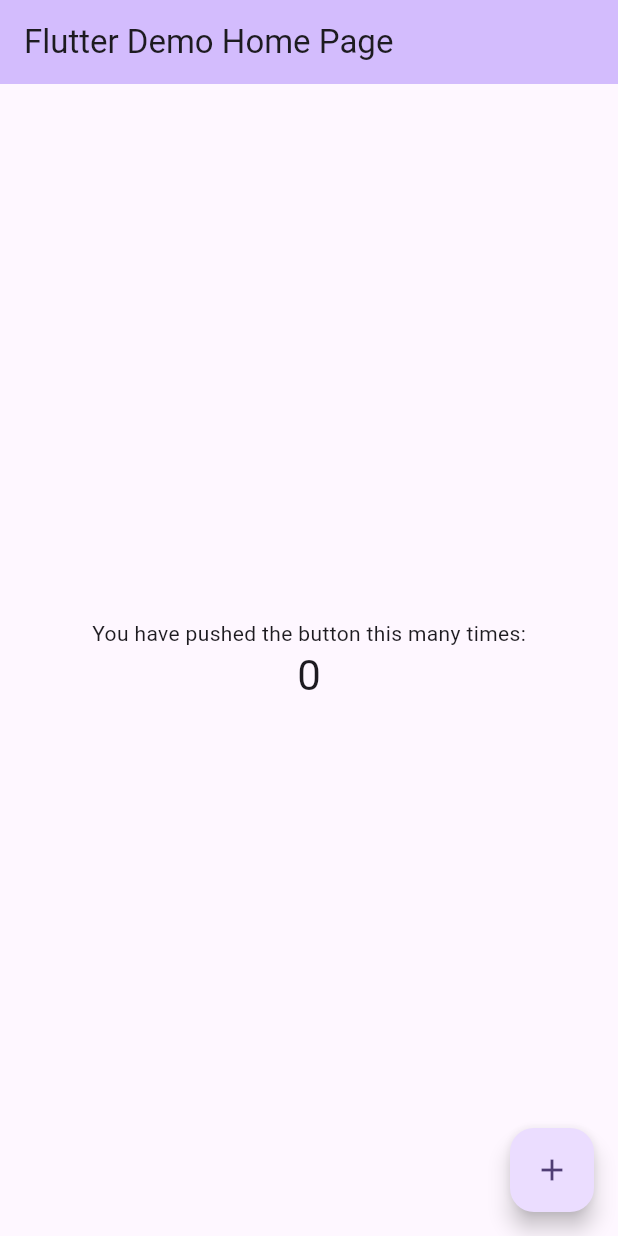
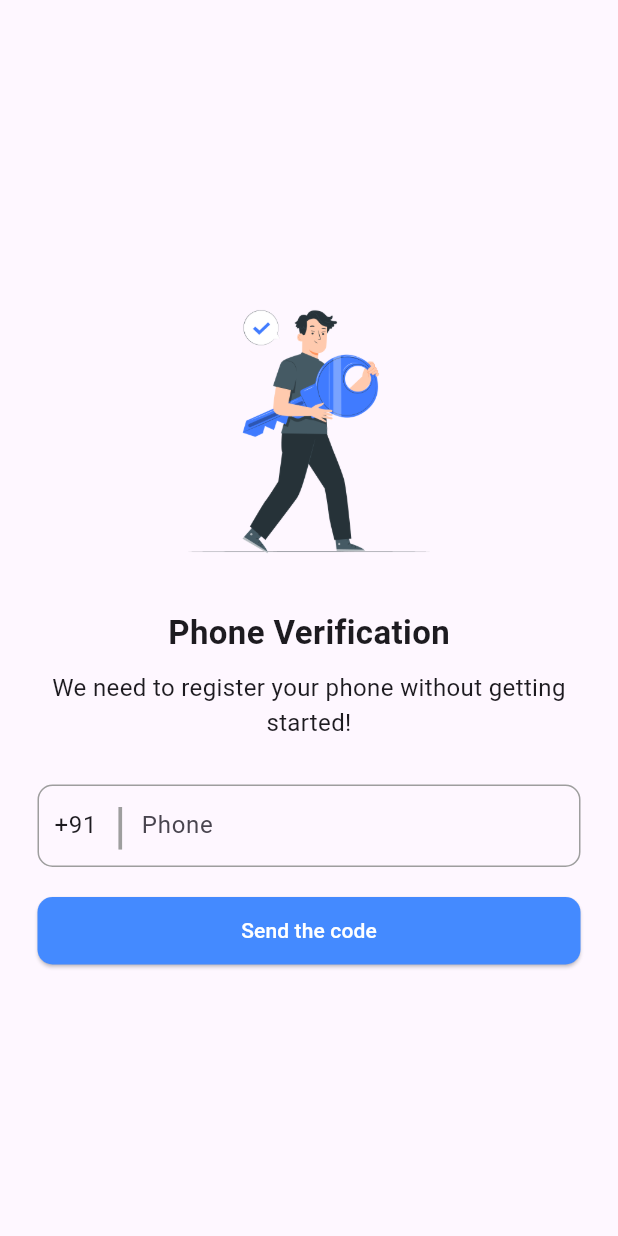
Before and after one commit to MentalHealthSoftware/Dev, a Flutter app: the screen it shows after launch, on a phone screen of 412 x 824 dp. Run offline on Flutter 3.47's test engine with Material 3 defaults, Android fonts, the phone set to English and light mode, and no system bars; our stand-ins replace pinput.

Commit message:
build ui for login

```diff
--- a/lib/main.dart
+++ b/lib/main.dart
@@ -1,125 +1,17 @@
+
+
+
 import 'package:flutter/material.dart';
+import 'package:mentalheathstartup/phone_screen.dart';
+import 'package:mentalheathstartup/verify_screen.dart';
 
 void main() {
-  runApp(const MyApp());
+  runApp(MaterialApp(
+    initialRoute: 'phone',
+    debugShowCheckedModeBanner: false,
+    routes: {
+      'phone': (context) => MyPhone(),
+      'verify': (context) => MyVerify()
+    },
+  ));
 }
-
-class MyApp extends StatelessWidget {
-  const MyApp({super.key});
-
-  // This widget is the root of your application.
-  @override
-  Widget build(BuildContext context) {
-    return MaterialApp(
-      title: 'Flutter Demo',
-      theme: ThemeData(
-        // This is the theme of your application.
-        //
-        // TRY THIS: Try running your application with "flutter run". You'll see
-        // the application has a purple toolbar. Then, without quitting the app,
-        // try changing the seedColor in the colorScheme below to Colors.green
-        // and then invoke "hot reload" (save your changes or press the "hot
-        // reload" button in a Flutter-supported IDE, or press "r" if you used
-        // the command line to start the app).
-        //
-        // Notice that the counter didn't reset back to zero; the application
-        // state is not lost during the reload. To reset the state, use hot
-        // restart instead.
-        //
-        // This works for code too, not just values: Most code changes can be
-        // tested with just a hot reload.
-        colorScheme: ColorScheme.fromSeed(seedColor: Colors.deepPurple),
-        useMaterial3: true,
-      ),
-      home: const MyHomePage(title: 'Flutter Demo Home Page'),
-    );
-  }
-}
-
-class MyHomePage extends StatefulWidget {
-  const MyHomePage({super.key, required this.title});
-
-  // This widget is the home page of your application. It is stateful, meaning
-  // that it has a State object (defined below) that contains fields that affect
-  // how it looks.
-
-  // This class is the configuration for the state. It holds the values (in this
-  // case the title) provided by the parent (in this case the App widget) and
-  // used by the build method of the State. Fields in a Widget subclass are
-  // always marked "final".
-
-  final String title;
-
-  @override
-  State<MyHomePage> createState() => _MyHomePageState();
-}
-
-class _MyHomePageState extends State<MyHomePage> {
-  int _counter = 0;
-
-  void _incrementCounter() {
-    setState(() {
-      // This call to setState tells the Flutter framework that something has
-      // changed in this State, which causes it to rerun the build method below
-      // so that the display can reflect the updated values. If we changed
-      // _counter without calling setState(), then the build method would not be
-      // called again, and so nothing would appear to happen.
-      _counter++;
-    });
-  }
-
-  @override
-  Widget build(BuildContext context) {
-    // This method is rerun every time setState is called, for instance as done
-    // by the _incrementCounter method above.
-    //
-    // The Flutter framework has been optimized to make rerunning build methods
-    // fast, so that you can just rebuild anything that needs updating rather
-    // than having to individually change instances of widgets.
-    return Scaffold(
-      appBar: AppBar(
-        // TRY THIS: Try changing the color here to a specific color (to
-        // Colors.amber, perhaps?) and trigger a hot reload to see the AppBar
-        // change color while the other colors stay the same.
-        backgroundColor: Theme.of(context).colorScheme.inversePrimary,
-        // Here we take the value from the MyHomePage object that was created by
-        // the App.build method, and use it to set our appbar title.
-        title: Text(widget.title),
-      ),
-      body: Center(
-        // Center is a layout widget. It takes a single child and positions it
-        // in the middle of the parent.
-        child: Column(
-          // Column is also a layout widget. It takes a list of children and
-          // arranges them vertically. By default, it sizes itself to fit its
-          // children horizontally, and tries to be as tall as its parent.
-          //
-          // Column has various properties to control how it sizes itself and
-          // how it positions its children. Here we use mainAxisAlignment to
-          // center the children vertically; the main axis here is the vertical
-          // axis because Columns are vertical (the cross axis would be
-          // horizontal).
-          //
-          // TRY THIS: Invoke "debug painting" (choose the "Toggle Debug Paint"
-          // action in the IDE, or press "p" in the console), to see the
-          // wireframe for each widget.
-          mainAxisAlignment: MainAxisAlignment.center,
-          children: <Widget>[
-            const Text(
-              'You have pushed the button this many times:',
-            ),
-            Text(
-              '$_counter',
-              style: Theme.of(context).textTheme.headlineMedium,
-            ),
-          ],
-        ),
-      ),
-      floatingActionButton: FloatingActionButton(
-        onPressed: _incrementCounter,
-        tooltip: 'Increment',
-        child: const Icon(Icons.add),
-      ), // This trailing comma makes auto-formatting nicer for build methods.
-    );
-  }
-}
--- /dev/null
+++ b/lib/phone_screen.dart
@@ -0,0 +1,118 @@
+import 'package:flutter/material.dart';
+
+class MyPhone extends StatefulWidget {
+  const MyPhone({super.key});
+
+  @override
+  State<MyPhone> createState() => _MyPhoneState();
+}
+
+class _MyPhoneState extends State<MyPhone> {
+  TextEditingController countryController = TextEditingController();
+
+  @override
+  void initState() {
+    countryController.text = "+91";
+    super.initState();
+  }
+
+  @override
+  Widget build(BuildContext context) {
+    return Scaffold(
+      body: SafeArea(
+        child: Container(
+          margin: const EdgeInsets.only(left: 25, right: 25),
+          alignment: Alignment.center,
+          child: SingleChildScrollView(
+            child: Column(
+              mainAxisAlignment: MainAxisAlignment.center,
+              children: [
+                Image.asset(
+                  'assets/Key-pana.png',
+                  width: 200,
+                  height: 200,
+                ),
+                const SizedBox(
+                  height: 25,
+                ),
+                const Text(
+                  "Phone Verification",
+                  style: TextStyle(fontSize: 22, fontWeight: FontWeight.bold),
+                ),
+                const SizedBox(
+                  height: 10,
+                ),
+                const Text(
+                  "We need to register your phone without getting started!",
+                  style: TextStyle(
+                    fontSize: 16,
+                  ),
+                  textAlign: TextAlign.center,
+                ),
+                const SizedBox(
+                  height: 30,
+                ),
+                Container(
+                  height: 55,
+                  decoration: BoxDecoration(
+                      border: Border.all(width: 1, color: Colors.grey),
+                      borderRadius: BorderRadius.circular(10)),
+                  child: Row(
+                    mainAxisAlignment: MainAxisAlignment.center,
+                    children: [
+                      const SizedBox(
+                        width: 10,
+                      ),
+                      SizedBox(
+                        width: 40,
+                        child: TextField(
+                          controller: countryController,
+                          keyboardType: TextInputType.number,
+                          decoration:const InputDecoration(
+                            border: InputBorder.none,
+                          ),
+                        ),
+                      ),
+                      const Text(
+                        "|",
+                        style: TextStyle(fontSize: 33, color: Colors.grey),
+                      ),
+                      const SizedBox(
+                        width: 10,
+                      ),
+                      const Expanded(
+                          child: TextField(
+                        keyboardType: TextInputType.phone,
+                        decoration: InputDecoration(
+                          border: InputBorder.none,
+                          hintText: "Phone",
+                        ),
+                      ))
+                    ],
+                  ),
+                ),
+                const SizedBox(
+                  height: 20,
+                ),
+                SizedBox(
+                  width: double.infinity,
+                  height: 45,
+                  child: ElevatedButton(
+                      style: ElevatedButton.styleFrom(
+                        backgroundColor: Colors.blueAccent,
+                        foregroundColor: Colors.white,
+                          shape: RoundedRectangleBorder(
+                              borderRadius: BorderRadius.circular(10))),
+                      onPressed: () {
+                        Navigator.pushNamed(context, 'verify');
+                      },
+                      child:const Text("Send the code")),
+                )
+              ],
+            ),
+          ),
+        ),
+      ),
+    );
+  }
+}
--- a/pubspec.yaml
+++ b/pubspec.yaml
@@ -35,6 +35,7 @@
   # The following adds the Cupertino Icons font to your application.
   # Use with the CupertinoIcons class for iOS style icons.
   cupertino_icons: ^1.0.6
+  pinput: ^5.0.0
 
 dev_dependencies:
   flutter_test:
@@ -59,9 +60,8 @@
   uses-material-design: true
 
   # To add assets to your application, add an assets section, like this:
-  # assets:
-  #   - images/a_dot_burr.jpeg
-  #   - images/a_dot_ham.jpeg
+  assets:
+    - assets/
 
   # An image asset can refer to one or more resolution-specific "variants", see
   # https://flutter.dev/assets-and-images/#resolution-aware
```
Also changed, not shown: lib/verify_screen.dart (added, +137 -0 lines), assets/Key-pana.png (added), assets/Key-rafiki.png (added).
